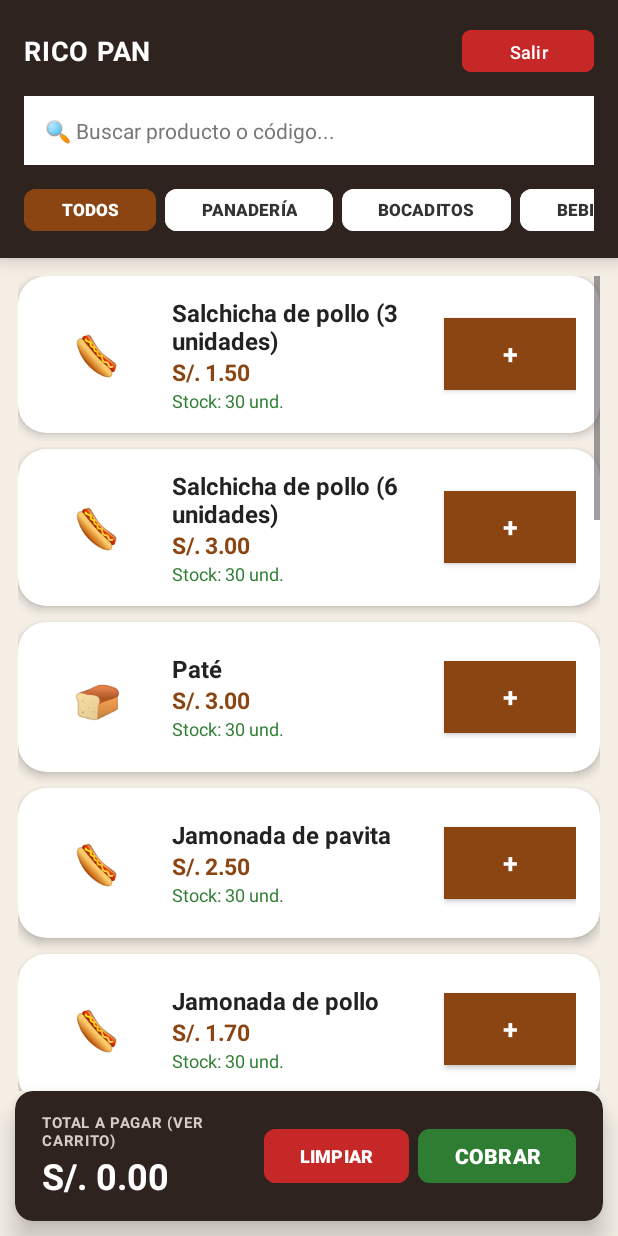
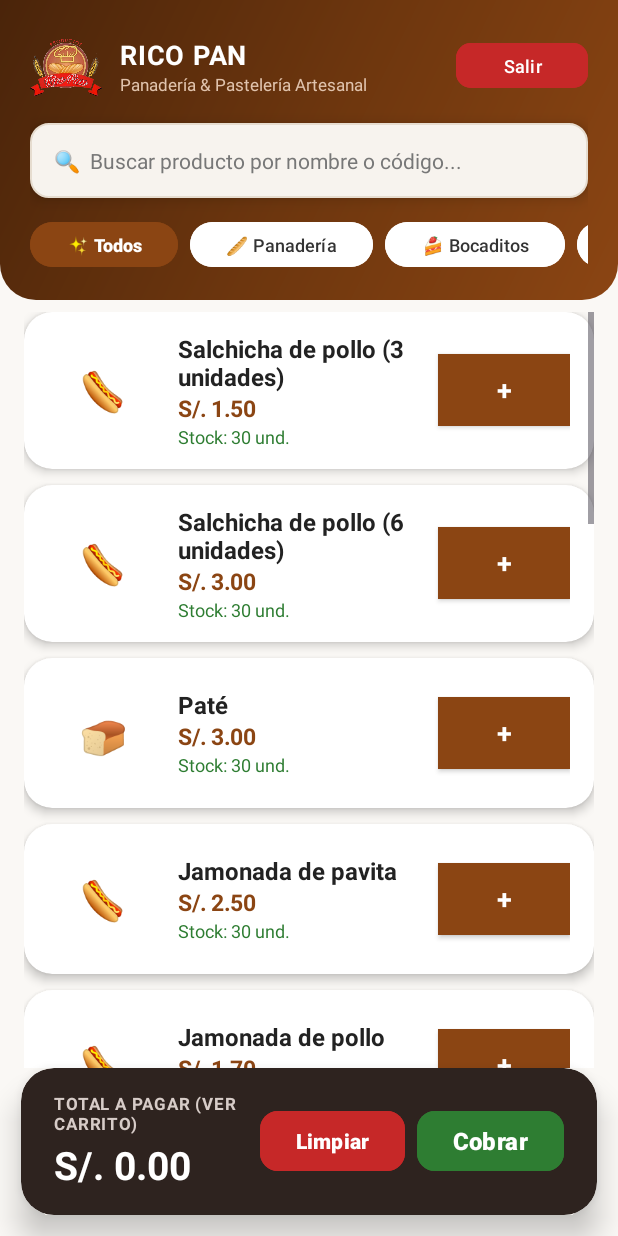
Before and after one commit to biacm00/Ricopanventas, an Android app: the VentasActivity screen opened directly, with no data from a screen before it, on a phone screen of 412 x 824 dp. Run offline under Robolectric (Android 15) with nearby library versions, the phone set to English and light mode, and no system bars.

Commit message:
Rediseñar la pantalla de ventas con el logo oficial del Login y conectar el boton de reporte de caja

```diff
--- a/Ricopan_ventas/app/src/main/java/com/example/ricopan_ventas/VentasActivity.java
+++ b/Ricopan_ventas/app/src/main/java/com/example/ricopan_ventas/VentasActivity.java
@@ -388,10 +388,10 @@ public class VentasActivity extends AppCompatActivity {
                     .show();
         });
 
-        // Botón para ir al Cierre de Caja
+        // Botón para ir al Reporte de Caja y Cierre (Historial y Consolidado)
         btnCierreCaja.setOnClickListener(v -> {
-            Intent intentCierre = new Intent(VentasActivity.this, CierreCajaActivity.class);
-            startActivity(intentCierre);
+            Intent intentReportes = new Intent(VentasActivity.this, ReportesCajaActivity.class);
+            startActivity(intentReportes);
         });
     }
 
--- a/Ricopan_ventas/app/src/main/res/layout/activity_ventas.xml
+++ b/Ricopan_ventas/app/src/main/res/layout/activity_ventas.xml
@@ -3,64 +3,92 @@
     xmlns:app="http://schemas.android.com/apk/res-auto"
     android:layout_width="match_parent"
     android:layout_height="match_parent"
-    android:background="#F5EFE6">
+    android:background="#FAF8F5">
 
-    <!-- BLOQUE DE CABECERA GEOMÉTRICO (Estilo BlockStar) -->
+    <!-- CABECERA CON GRADIENTE PREMIUM E IDENTIDAD DE MARCA (Idéntica al Login) -->
+    <View
+        android:id="@+id/viewHeaderBg"
+        android:layout_width="match_parent"
+        android:layout_height="200dp"
+        android:background="@drawable/bg_header_gradient" />
+
     <LinearLayout
-        android:id="@+id/llHeaderBlock"
+        android:id="@+id/llHeaderContainer"
         android:layout_width="match_parent"
         android:layout_height="wrap_content"
         android:orientation="vertical"
-        android:background="#2E231F"
-        android:paddingHorizontal="16dp"
-        android:paddingTop="16dp"
-        android:paddingBottom="14dp"
-        android:elevation="8dp">
+        android:paddingHorizontal="20dp"
+        android:paddingTop="20dp"
+        android:paddingBottom="14dp">
 
+        <!-- TÍTULO, LOGO Y BOTÓN CERRAR SESIÓN -->
         <LinearLayout
             android:layout_width="match_parent"
             android:layout_height="wrap_content"
             android:orientation="horizontal"
             android:gravity="center_vertical"
-            android:layout_marginBottom="12dp">
+            android:layout_marginBottom="14dp">
 
-            <TextView
-                android:id="@+id/tvTituloRol"
+            <ImageView
+                android:layout_width="48dp"
+                android:layout_height="48dp"
+                android:src="@drawable/logo_real_rico_pan"
+                android:scaleType="fitCenter"
+                android:layout_marginEnd="12dp"
+                android:contentDescription="Logo Rico Pan" />
+
+            <LinearLayout
                 android:layout_width="0dp"
                 android:layout_height="wrap_content"
                 android:layout_weight="1"
-                android:text="RICO PAN • Vendedor"
-                android:textSize="18sp"
-                android:textStyle="bold"
-                android:textColor="#FFFFFF"
-                android:letterSpacing="0.03"/>
+                android:orientation="vertical">
+
+                <TextView
+                    android:id="@+id/tvTituloRol"
+                    android:layout_width="wrap_content"
+                    android:layout_height="wrap_content"
+                    android:text="RICO PAN - Vendedor"
+                    android:textSize="18sp"
+                    android:textStyle="bold"
+                    android:textColor="@android:color/white"
+                    android:letterSpacing="0.03"/>
+
+                <TextView
+                    android:layout_width="wrap_content"
+                    android:layout_height="wrap_content"
+                    android:text="Panadería &amp; Pastelería Artesanal"
+                    android:textSize="11sp"
+                    android:textColor="#E0C3AD"/>
+            </LinearLayout>
 
             <Button
                 android:id="@+id/btnCerrarSesion"
                 android:layout_width="wrap_content"
-                android:layout_height="36dp"
+                android:layout_height="38dp"
                 android:text="Salir"
                 android:textSize="12sp"
                 android:backgroundTint="#C62828"
                 android:textColor="@android:color/white"
-                app:cornerRadius="6dp"/>
+                app:cornerRadius="10dp"
+                android:elevation="4dp"/>
         </LinearLayout>
 
-        <!-- BUSCADOR BLOQUE -->
+        <!-- BUSCADOR ESTILIZADO -->
         <EditText
             android:id="@+id/etBuscar"
             android:layout_width="match_parent"
-            android:layout_height="46dp"
-            android:background="#FFFFFF"
-            android:hint="🔍 Buscar producto o código..."
+            android:layout_height="50dp"
+            android:background="@drawable/bg_input_field"
+            android:hint="🔍  Buscar producto por nombre o código..."
             android:textColor="#222222"
             android:textColorHint="#777777"
-            android:paddingHorizontal="14dp"
+            android:paddingHorizontal="16dp"
             android:inputType="text"
             android:textSize="14sp"
-            android:layout_marginBottom="12dp"/>
+            android:layout_marginBottom="12dp"
+            android:elevation="6dp"/>
 
-        <!-- FILTROS POR CATEGORÍA BLOCKSTAR -->
+        <!-- FILTROS POR CATEGORÍA (Pills Modernos) -->
         <HorizontalScrollView
             android:layout_width="match_parent"
             android:layout_height="wrap_content"
@@ -74,95 +102,89 @@
                 <Button
                     android:id="@+id/btnFiltroTodos"
                     android:layout_width="wrap_content"
-                    android:layout_height="36dp"
-                    android:text="TODOS"
-                    android:textSize="11sp"
+                    android:layout_height="38dp"
+                    android:text="✨ Todos"
+                    android:textSize="12sp"
                     android:textStyle="bold"
                     android:backgroundTint="#8B4513"
                     android:textColor="@android:color/white"
-                    android:layout_marginEnd="6dp"
-                    app:cornerRadius="8dp"/>
+                    android:layout_marginEnd="8dp"
+                    app:cornerRadius="18dp"/>
 
                 <Button
                     android:id="@+id/btnFiltroPanaderia"
                     android:layout_width="wrap_content"
-                    android:layout_height="36dp"
-                    android:text="PANADERÍA"
-                    android:textSize="11sp"
-                    android:textStyle="bold"
+                    android:layout_height="38dp"
+                    android:text="🥖 Panadería"
+                    android:textSize="12sp"
                     android:backgroundTint="#FFFFFF"
                     android:textColor="#333333"
-                    android:layout_marginEnd="6dp"
-                    app:cornerRadius="8dp"/>
+                    android:layout_marginEnd="8dp"
+                    app:cornerRadius="18dp"/>
 
                 <Button
                     android:id="@+id/btnFiltroPasteleria"
                     android:layout_width="wrap_content"
-                    android:layout_height="36dp"
-                    android:text="BOCADITOS"
-                    android:textSize="11sp"
-                    android:textStyle="bold"
+                    android:layout_height="38dp"
+                    android:text="🍰 Bocaditos"
+                    android:textSize="12sp"
                     android:backgroundTint="#FFFFFF"
                     android:textColor="#333333"
-                    android:layout_marginEnd="6dp"
-                    app:cornerRadius="8dp"/>
+                    android:layout_marginEnd="8dp"
+                    app:cornerRadius="18dp"/>
 
                 <Button
                     android:id="@+id/btnFiltroAbarrotes"
                     android:layout_width="wrap_content"
-                    android:layout_height="36dp"
-                    android:text="BEBIDAS"
-                    android:textSize="11sp"
-                    android:textStyle="bold"
+                    android:layout_height="38dp"
+                    android:text="🥤 Bebidas"
+                    android:textSize="12sp"
                     android:backgroundTint="#FFFFFF"
                     android:textColor="#333333"
-                    android:layout_marginEnd="6dp"
-                    app:cornerRadius="8dp"/>
+                    android:layout_marginEnd="8dp"
+                    app:cornerRadius="18dp"/>
 
                 <Button
                     android:id="@+id/btnFiltroCafes"
                     android:layout_width="wrap_content"
-                    android:layout_height="36dp"
-                    android:text="CAFÉS"
-                    android:textSize="11sp"
-                    android:textStyle="bold"
+                    android:layout_height="38dp"
+                    android:text="☕ Cafés"
+                    android:textSize="12sp"
                     android:backgroundTint="#FFFFFF"
                     android:textColor="#333333"
-                    android:layout_marginEnd="6dp"
-                    app:cornerRadius="8dp"/>
+                    android:layout_marginEnd="8dp"
+                    app:cornerRadius="18dp"/>
 
                 <Button
                     android:id="@+id/btnFiltroEmbutidos"
                     android:layout_width="wrap_content"
-                    android:layout_height="36dp"
-                    android:text="EMBUTIDOS"
-                    android:textSize="11sp"
-                    android:textStyle="bold"
+                    android:layout_height="38dp"
+                    android:text="🌭 Embutidos"
+                    android:textSize="12sp"
                     android:backgroundTint="#FFFFFF"
                     android:textColor="#333333"
-                    android:layout_marginEnd="6dp"
-                    app:cornerRadius="8dp"/>
+                    android:layout_marginEnd="8dp"
+                    app:cornerRadius="18dp"/>
 
                 <Button
                     android:id="@+id/btnFiltroLacteos"
                     android:layout_width="wrap_content"
-                    android:layout_height="36dp"
-                    android:text="LÁCTEOS"
-                    android:textSize="11sp"
-                    android:textStyle="bold"
+                    android:layout_height="38dp"
+                    android:text="🧀 Lácteos"
+                    android:textSize="12sp"
                     android:backgroundTint="#FFFFFF"
                     android:textColor="#333333"
-                    app:cornerRadius="8dp"/>
+                    app:cornerRadius="18dp"/>
             </LinearLayout>
         </HorizontalScrollView>
 
-        <!-- PANEL ADMIN BLOCK -->
+        <!-- PANEL EXCLUSIVO PARA ADMINISTRADOR -->
         <LinearLayout
             android:id="@+id/llAdminPanel"
             android:layout_width="match_parent"
             android:layout_height="wrap_content"
             android:orientation="horizontal"
-            android:layout_marginTop="10dp"
+            android:layout_marginTop="12dp"
             android:visibility="gone">
 
             <Button
@@ -175,8 +197,8 @@
                 android:text="+ PRODUCTO"
                 android:backgroundTint="#FF9800"
                 android:textColor="@android:color/white"
-                android:layout_marginEnd="4dp"
-                app:cornerRadius="8dp"/>
+                android:layout_marginEnd="6dp"
+                app:cornerRadius="12dp"/>
 
             <Button
                 android:id="@+id/btnImportarExcel"
@@ -188,8 +210,8 @@
                 android:text="CARGAR EXCEL"
                 android:backgroundTint="#2E7D32"
                 android:textColor="@android:color/white"
-                android:layout_marginEnd="4dp"
-                app:cornerRadius="8dp"/>
+                android:layout_marginEnd="6dp"
+                app:cornerRadius="12dp"/>
 
             <Button
                 android:id="@+id/btnCierreCaja"
@@ -198,20 +220,23 @@
                 android:layout_weight="1"
                 android:textSize="11sp"
                 android:textStyle="bold"
-                android:text="CIERRE"
-                android:backgroundTint="#C62828"
+                android:text="REPORTE CAJA"
+                android:backgroundTint="#1976D2"
                 android:textColor="@android:color/white"
-                app:cornerRadius="8dp"/>
+                app:cornerRadius="12dp"/>
         </LinearLayout>
+
     </LinearLayout>
 
     <!-- LISTA DE PRODUCTOS -->
     <ScrollView
         android:layout_width="match_parent"
         android:layout_height="match_parent"
-        android:layout_below="@id/llHeaderBlock"
+        android:layout_below="@id/llHeaderContainer"
         android:layout_above="@id/llBottomCart"
-        android:padding="12dp"
+        android:paddingHorizontal="16dp"
+        android:paddingTop="12dp"
+        android:paddingBottom="8dp"
         android:clipToPadding="false">
 
         <LinearLayout
@@ -223,23 +248,23 @@
         </LinearLayout>
     </ScrollView>
 
-    <!-- BARRA INFERIOR DEL CARRITO BLOCKSTAR -->
+    <!-- BARRA INFERIOR DEL CARRITO FLOTANTE -->
     <androidx.cardview.widget.CardView
         android:id="@+id/llBottomCart"
         android:layout_width="match_parent"
         android:layout_height="wrap_content"
         android:layout_alignParentBottom="true"
         app:cardBackgroundColor="#2E231F"
-        app:cardCornerRadius="12dp"
-        app:cardElevation="10dp"
-        android:layout_marginHorizontal="10dp"
-        android:layout_marginBottom="10dp">
+        app:cardCornerRadius="22dp"
+        app:cardElevation="12dp"
+        android:layout_marginHorizontal="14dp"
+        android:layout_marginBottom="14dp">
 
         <LinearLayout
             android:layout_width="match_parent"
             android:layout_height="wrap_content"
-            android:paddingHorizontal="18dp"
-            android:paddingVertical="14dp"
+            android:paddingHorizontal="22dp"
+            android:paddingVertical="16dp"
             android:orientation="horizontal"
             android:gravity="center_vertical">
 
@@ -248,49 +273,50 @@
                 android:layout_width="0dp"
                 android:layout_height="wrap_content"
                 android:layout_weight="1"
-                android:orientation="vertical"
                 android:clickable="true"
-                android:focusable="true">
+                android:focusable="true"
+                android:orientation="vertical">
 
                 <TextView
                     android:layout_width="wrap_content"
                     android:layout_height="wrap_content"
+                    android:letterSpacing="0.05"
                     android:text="TOTAL A PAGAR (VER CARRITO)"
                     android:textColor="#D7CCC8"
-                    android:textSize="10sp"
-                    android:textStyle="bold"
-                    android:letterSpacing="0.05"/>
+                    android:textSize="11sp"
+                    android:textStyle="bold" />
 
                 <TextView
                     android:id="@+id/tvTotal"
                     android:layout_width="wrap_content"
                     android:layout_height="wrap_content"
+                    android:layout_marginTop="2dp"
                     android:text="S/. 0.00"
                     android:textColor="@android:color/white"
-                    android:textStyle="bold"
-                    android:textSize="24sp"/>
+                    android:textSize="26sp"
+                    android:textStyle="bold" />
             </LinearLayout>
 
             <Button
                 android:id="@+id/btnLimpiarCarrito"
                 android:layout_width="wrap_content"
-                android:layout_height="44dp"
+                android:layout_height="48dp"
                 android:backgroundTint="#C62828"
-                android:text="LIMPIAR"
+                android:text="Limpiar"
                 android:textStyle="bold"
-                android:textSize="12sp"
-                android:layout_marginEnd="6dp"
-                app:cornerRadius="8dp"/>
+                android:textSize="14sp"
+                android:layout_marginEnd="8dp"
+                app:cornerRadius="12dp"/>
 
             <Button
                 android:id="@+id/btnCobrar"
                 android:layout_width="wrap_content"
-                android:layout_height="44dp"
+                android:layout_height="48dp"
                 android:backgroundTint="#2E7D32"
-                android:text="COBRAR"
+                android:text="Cobrar"
                 android:textStyle="bold"
-                android:textSize="14sp"
-                app:cornerRadius="8dp"/>
+                android:textSize="16sp"
+                app:cornerRadius="12dp"/>
         </LinearLayout>
     </androidx.cardview.widget.CardView>
 </RelativeLayout>
```
